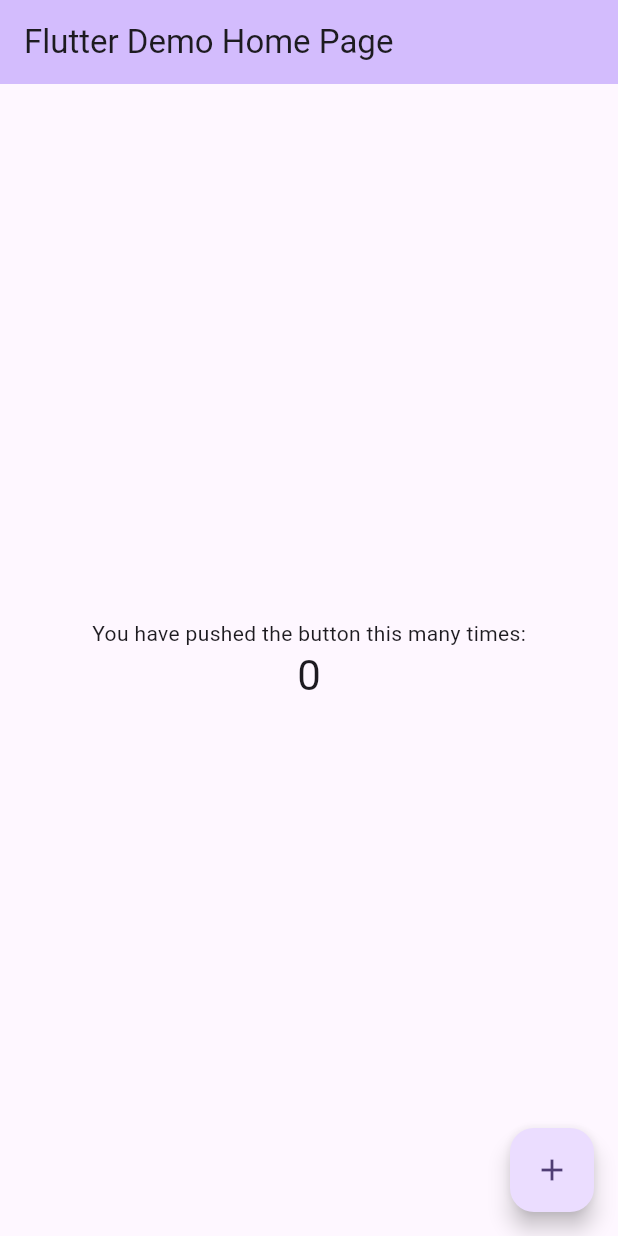
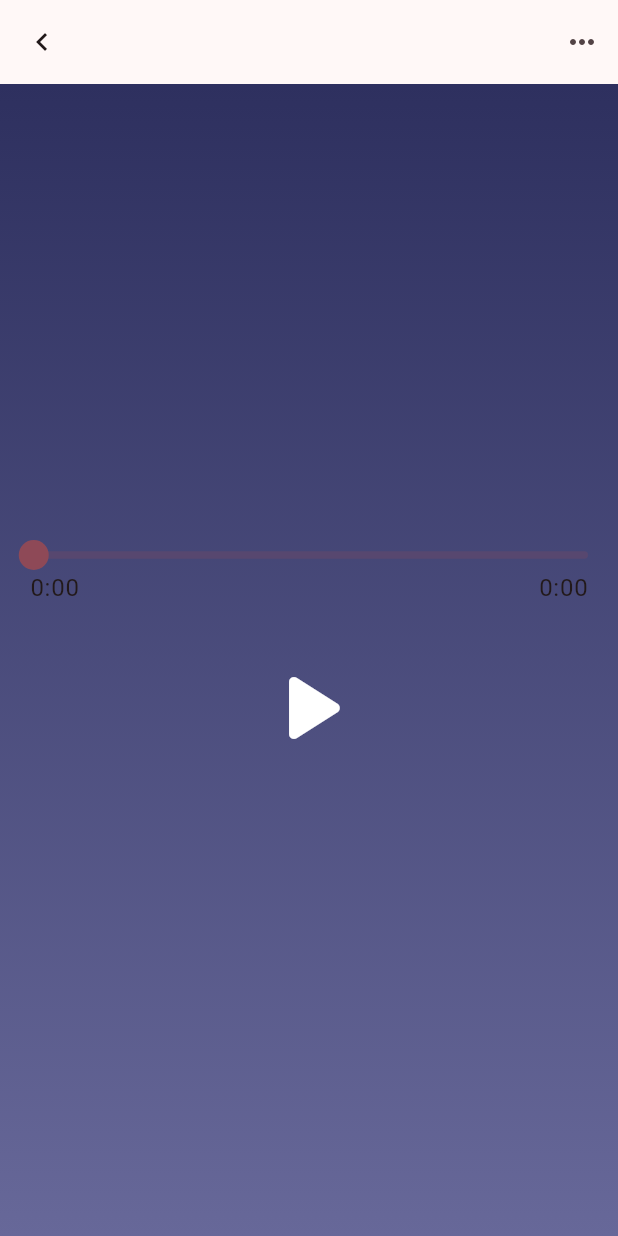
Before and after one commit to kiddo4/mini_music, a Flutter app: the screen it shows after launch, on a phone screen of 412 x 824 dp. Run offline on Flutter 3.47's test engine with Material 3 defaults, Android fonts, the phone set to English and light mode, and no system bars; drawn by our look-alikes of audio_video_progress_bar; our stand-ins replace just_audio, rxdart.

Commit message:
new updates

```diff
--- a/lib/main.dart
+++ b/lib/main.dart
@@ -1,4 +1,5 @@
 import 'package:flutter/material.dart';
+import 'package:mini_music/page/home.dart';
 
 void main() {
   runApp(const MyApp());
@@ -11,115 +12,13 @@ class MyApp extends StatelessWidget {
   @override
   Widget build(BuildContext context) {
     return MaterialApp(
-      title: 'Flutter Demo',
+      debugShowCheckedModeBanner: false,
+      title: 'miniMusic',
       theme: ThemeData(
-        // This is the theme of your application.
-        //
-        // TRY THIS: Try running your application with "flutter run". You'll see
-        // the application has a blue toolbar. Then, without quitting the app,
-        // try changing the seedColor in the colorScheme below to Colors.green
-        // and then invoke "hot reload" (save your changes or press the "hot
-        // reload" button in a Flutter-supported IDE, or press "r" if you used
-        // the command line to start the app).
-        //
-        // Notice that the counter didn't reset back to zero; the application
-        // state is not lost during the reload. To reset the state, use hot
-        // restart instead.
-        //
-        // This works for code too, not just values: Most code changes can be
-        // tested with just a hot reload.
-        colorScheme: ColorScheme.fromSeed(seedColor: Colors.deepPurple),
+        colorScheme: ColorScheme.fromSeed(seedColor: Colors.pink),
         useMaterial3: true,
       ),
-      home: const MyHomePage(title: 'Flutter Demo Home Page'),
+      home: const AudioPlayerScreen(),
     );
   }
 }
-
-class MyHomePage extends StatefulWidget {
-  const MyHomePage({super.key, required this.title});
-
-  // This widget is the home page of your application. It is stateful, meaning
-  // that it has a State object (defined below) that contains fields that affect
-  // how it looks.
-
-  // This class is the configuration for the state. It holds the values (in this
-  // case the title) provided by the parent (in this case the App widget) and
-  // used by the build method of the State. Fields in a Widget subclass are
-  // always marked "final".
-
-  final String title;
-
-  @override
-  State<MyHomePage> createState() => _MyHomePageState();
-}
-
-class _MyHomePageState extends State<MyHomePage> {
-  int _counter = 0;
-
-  void _incrementCounter() {
-    setState(() {
-      // This call to setState tells the Flutter framework that something has
-      // changed in this State, which causes it to rerun the build method below
-      // so that the display can reflect the updated values. If we changed
-      // _counter without calling setState(), then the build method would not be
-      // called again, and so nothing would appear to happen.
-      _counter++;
-    });
-  }
-
-  @override
-  Widget build(BuildContext context) {
-    // This method is rerun every time setState is called, for instance as done
-    // by the _incrementCounter method above.
-    //
-    // The Flutter framework has been optimized to make rerunning build methods
-    // fast, so that you can just rebuild anything that needs updating rather
-    // than having to individually change instances of widgets.
-    return Scaffold(
-      appBar: AppBar(
-        // TRY THIS: Try changing the color here to a specific color (to
-        // Colors.amber, perhaps?) and trigger a hot reload to see the AppBar
-        // change color while the other colors stay the same.
-        backgroundColor: Theme.of(context).colorScheme.inversePrimary,
-        // Here we take the value from the MyHomePage object that was created by
-        // the App.build method, and use it to set our appbar title.
-        title: Text(widget.title),
-      ),
-      body: Center(
-        // Center is a layout widget. It takes a single child and positions it
-        // in the middle of the parent.
-        child: Column(
-          // Column is also a layout widget. It takes a list of children and
-          // arranges them vertically. By default, it sizes itself to fit its
-          // children horizontally, and tries to be as tall as its parent.
-          //
-          // Column has various properties to control how it sizes itself and
-          // how it positions its children. Here we use mainAxisAlignment to
-          // center the children vertically; the main axis here is the vertical
-          // axis because Columns are vertical (the cross axis would be
-          // horizontal).
-          //
-          // TRY THIS: Invoke "debug painting" (choose the "Toggle Debug Paint"
-          // action in the IDE, or press "p" in the console), to see the
-          // wireframe for each widget.
-          mainAxisAlignment: MainAxisAlignment.center,
-          children: <Widget>[
-            const Text(
-              'You have pushed the button this many times:',
-            ),
-            Text(
-              '$_counter',
-              style: Theme.of(context).textTheme.headlineMedium,
-            ),
-          ],
-        ),
-      ),
-      floatingActionButton: FloatingActionButton(
-        onPressed: _incrementCounter,
-        tooltip: 'Increment',
-        child: const Icon(Icons.add),
-      ), // This trailing comma makes auto-formatting nicer for build methods.
-    );
-  }
-}
--- /dev/null
+++ b/lib/page/home.dart
@@ -0,0 +1,99 @@
+import 'package:audio_video_progress_bar/audio_video_progress_bar.dart';
+import 'package:flutter/material.dart';
+import 'package:just_audio/just_audio.dart';
+import 'package:mini_music/widgets/control_widget.dart';
+import 'package:rxdart/rxdart.dart';
+
+class AudioPlayerScreen extends StatefulWidget {
+  const AudioPlayerScreen({super.key});
+
+  @override
+  State<AudioPlayerScreen> createState() => _AudioPlayerScreenState();
+}
+
+class _AudioPlayerScreenState extends State<AudioPlayerScreen> {
+  late AudioPlayer _audioPlayer;
+
+  Stream<PositionData> get _positionDataStream =>
+      Rx.combineLatest3<Duration, Duration, Duration?, PositionData>(
+
+        _audioPlayer.positionStream,
+        _audioPlayer.bufferedPositionStream,
+        _audioPlayer.durationStream,
+        (position, bufferedPosition, duration) => PositionData(
+          position,
+          bufferedPosition,
+          duration ?? Duration.zero,
+        )
+        );
+
+  @override
+  void initState() {
+
+    _audioPlayer = AudioPlayer()..setAsset('assets/audio/over.mp3');
+    super.initState();
+  }
+
+  @override
+  void dispose() {
+    _audioPlayer.dispose();
+    super.dispose();
+  }
+
+
+  @override
+  Widget build(BuildContext context) {
+    return Scaffold(
+      appBar: AppBar(
+        backgroundColor: Colors.transparent,
+        elevation: 0,
+        leading: IconButton(
+            onPressed: () {},
+            icon: const Icon(Icons.keyboard_arrow_left)),
+        actions: [
+          IconButton(
+            onPressed: () {},
+            icon: const Icon(Icons.more_horiz))
+        ],
+      ),
+      body: Container(
+        padding: const EdgeInsets.all(20.0),
+        height: double.infinity,
+        width: double.infinity,
+        decoration: const BoxDecoration(
+          gradient: LinearGradient(
+            begin: Alignment.topCenter,
+            end: Alignment.bottomCenter,
+            colors: [
+              Color(0xff2E305F),  Color.fromARGB(255, 103, 104, 153)]
+          )
+        ),
+        child: Column(
+          mainAxisAlignment: MainAxisAlignment.center,
+          children: [
+            StreamBuilder(
+              stream: _positionDataStream,
+              builder: (context, snapshot) {
+                final positionData = snapshot.data;
+                return ProgressBar(
+                  progress: positionData?.position ?? Duration.zero,
+                  buffered: positionData?.bufferedPosition ?? Duration.zero,
+                  total: positionData?.duration ?? Duration.zero
+                  );
+              }),
+            const SizedBox(height: 20,),
+            Controls(audioPlayer: _audioPlayer)
+          ],
+        ),
+      ),
+    );
+  }
+}
+
+class PositionData {
+  final Duration position;
+  final Duration bufferedPosition;
+  final Duration duration;
+
+  PositionData(this.position, this.bufferedPosition, this.duration);
+}
--- /dev/null
+++ b/lib/widgets/control_widget.dart
@@ -0,0 +1,41 @@
+import 'package:flutter/material.dart';
+import 'package:just_audio/just_audio.dart';
+
+
+class Controls extends StatelessWidget {
+  const Controls({
+    super.key,
+    required this.audioPlayer
+    });
+
+    final AudioPlayer audioPlayer;
+  @override
+  Widget build(BuildContext context) {
+    return StreamBuilder<PlayerState>(
+      stream: audioPlayer.playerStateStream,
+      builder: ((context, snapshot) {
+        final playerState = snapshot.data;
+        final processingState = playerState?.processingState;
+        final playing = playerState?.playing;
+        if (!(playing ?? false)) {
+          return IconButton(
+            onPressed: audioPlayer.play,
+            iconSize: 80,
+            color: Colors.white,
+            icon: const Icon(Icons.play_arrow_rounded));
+        } else if (processingState != ProcessingState.completed) {
+          return IconButton(
+            onPressed: audioPlayer.pause,
+            iconSize: 80,
+            color: Colors.white,
+            icon: const Icon(Icons.pause_rounded));
+        }
+        return const Icon(
+          Icons.play_arrow_rounded,
+          size: 80,
+          color: Colors.white,
+          );
+
+      }));
+  }
+}
--- a/pubspec.yaml
+++ b/pubspec.yaml
@@ -64,8 +64,8 @@ flutter:
   uses-material-design: true
 
   # To add assets to your application, add an assets section, like this:
-  # assets:
-  #   - images/a_dot_burr.jpeg
+  assets:
+    - assets/audio
   #   - images/a_dot_ham.jpeg
 
   # An image asset can refer to one or more resolution-specific "variants", see
```
Also changed, not shown: 1 other file.
